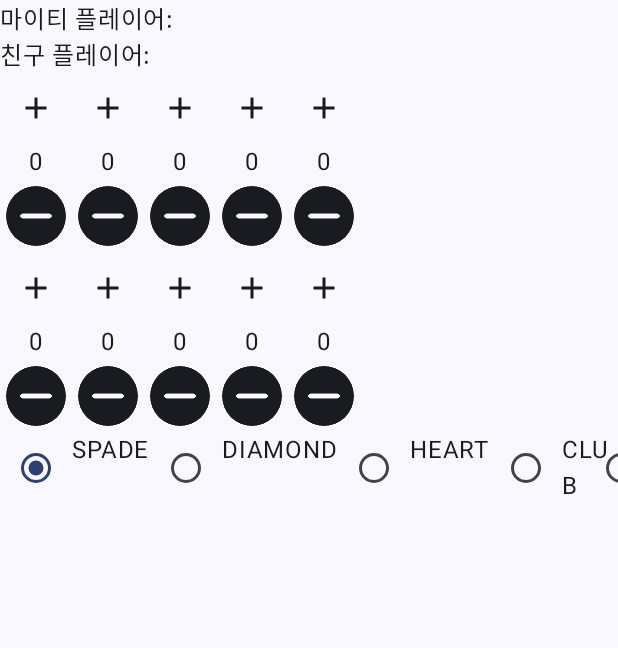
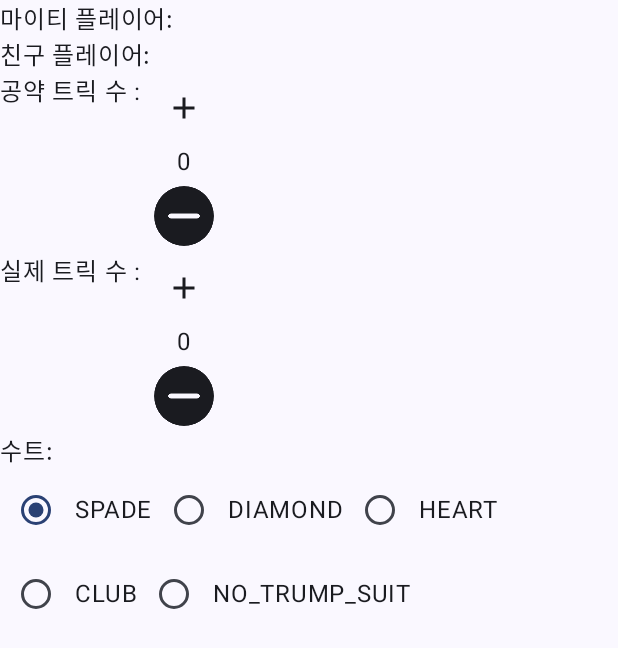
Before and after one commit to monopoly11141/Twoforyou_AllMighty, an Android app built with Jetpack Compose: the composable AddRoundScreen called with empty values, after a tap on "빼기", on a phone screen of 412 x 824 dp. Shown: the top 648 px of the screen. Run offline under Robolectric (Android 15) with nearby library versions, the phone set to English and light mode, and no system bars; our stand-ins replace Dagger/Hilt's generated code, Room's generated code; 1 other tap on this screen came first.

Commit message:
AddRoundScreen

```diff
--- a/app/src/main/java/com/example/twoforyou_allmighty/feature_record/presentation/add_round/AddRoundScreen.kt
+++ b/app/src/main/java/com/example/twoforyou_allmighty/feature_record/presentation/add_round/AddRoundScreen.kt
@@ -1,24 +1,17 @@
 package com.example.twoforyou_allmighty.feature_record.presentation.add_round
 
 import androidx.compose.foundation.layout.Column
-import androidx.compose.foundation.layout.Row
 import androidx.compose.foundation.layout.fillMaxSize
 import androidx.compose.foundation.layout.padding
-import androidx.compose.material3.RadioButton
 import androidx.compose.material3.Scaffold
-import androidx.compose.material3.Text
 import androidx.compose.runtime.Composable
 import androidx.compose.runtime.LaunchedEffect
-import androidx.compose.runtime.getValue
-import androidx.compose.runtime.mutableStateOf
-import androidx.compose.runtime.remember
-import androidx.compose.runtime.setValue
 import androidx.compose.ui.Modifier
 import androidx.hilt.navigation.compose.hiltViewModel
 import androidx.navigation.NavController
-import com.example.twoforyou_allmighty.feature_record.domain.model.helper.Trump_Suit
-import com.example.twoforyou_allmighty.feature_record.presentation.add_round.component.NumberCounterGroup
 import com.example.twoforyou_allmighty.feature_record.presentation.add_round.component.PlayerRadioGroup
+import com.example.twoforyou_allmighty.feature_record.presentation.add_round.component.TrickCounter
+import com.example.twoforyou_allmighty.feature_record.presentation.add_round.component.TrumpSuitRadioGroup
 
 @Composable
 fun AddRoundScreen(
@@ -45,7 +38,7 @@ fun AddRoundScreen(
             PlayerRadioGroup(
                 text = "마이티 플레이어: ",
                 playerList = recordState.value.record.players,
-                addRoundUiState.value.mightyPlayer,
+                selectedPlayer = addRoundUiState.value.mightyPlayer,
                 onClick = { player ->
                     viewModel.onEvent(AddRoundEvent.ChangedMightyPlayer(player))
                 }
@@ -54,26 +47,45 @@ fun AddRoundScreen(
             PlayerRadioGroup(
                 text = "친구 플레이어: ",
                 playerList = recordState.value.record.players,
-                addRoundUiState.value.friendPlayer,
+                selectedPlayer = addRoundUiState.value.friendPlayer,
                 onClick = { player ->
                     viewModel.onEvent(AddRoundEvent.ChangedFriendPlayer(player))
                 }
             )
 
-            NumberCounterGroup()
+            TrickCounter(
+                text = "공약 트릭 수 : ",
+                trickNumber = addRoundUiState.value.pledgeTrickNumber,
+                onPlusClick = {
+                    viewModel.onEvent(AddRoundEvent.ChangedPledgeTrickNumber(addRoundUiState.value.pledgeTrickNumber + 1))
+                },
+                onMinusClick = {
+                    if (addRoundUiState.value.pledgeTrickNumber > 0) {
+                        viewModel.onEvent(AddRoundEvent.ChangedPledgeTrickNumber(addRoundUiState.value.pledgeTrickNumber - 1))
+                    }
+                }
+            )
 
-            NumberCounterGroup()
+            TrickCounter(
+                text = "실제 트릭 수 : ",
+                trickNumber = addRoundUiState.value.actualTrickNumber,
+                onPlusClick = {
+                    viewModel.onEvent(AddRoundEvent.ChangedActualTrickNumber(addRoundUiState.value.actualTrickNumber + 1))
+                },
+                onMinusClick = {
+                    if (addRoundUiState.value.actualTrickNumber > 0) {
+                        viewModel.onEvent(AddRoundEvent.ChangedActualTrickNumber(addRoundUiState.value.actualTrickNumber - 1))
+                    }
+                },
+            )
 
-            var selectedTrumpSuitOption by remember { mutableStateOf(Trump_Suit.SPADE.name) }
-            Row() {
-                Trump_Suit.entries.forEach { trumpSuit ->
-                    RadioButton(
-                        selected = selectedTrumpSuitOption == trumpSuit.name,
-                        onClick = { selectedTrumpSuitOption = trumpSuit.name }
-                    )
-                    Text(trumpSuit.name)
+            TrumpSuitRadioGroup(
+                text = "수트: ",
+                selectedTrumpSuit = addRoundUiState.value.trumpSuit,
+                onClick = { trumpSuit ->
+                    viewModel.onEvent(AddRoundEvent.ChangedTrumpSuit(trumpSuit))
                 }
-            }
+            )
 
         }
     }
--- a/app/src/main/java/com/example/twoforyou_allmighty/feature_record/presentation/add_round/component/NumberCounterGroup.kt
+++ /dev/null
@@ -1,52 +0,0 @@
-package com.example.twoforyou_allmighty.feature_record.presentation.add_round.component
-
-import androidx.compose.foundation.layout.Arrangement
-import androidx.compose.foundation.layout.Column
-import androidx.compose.foundation.layout.Row
-import androidx.compose.foundation.layout.fillMaxWidth
-import androidx.compose.material.icons.Icons
-import androidx.compose.material.icons.filled.Add
-import androidx.compose.material3.Icon
-import androidx.compose.material3.IconButton
-import androidx.compose.material3.Text
-import androidx.compose.runtime.Composable
-import androidx.compose.runtime.mutableStateListOf
-import androidx.compose.runtime.remember
-import androidx.compose.ui.Alignment
-import androidx.compose.ui.Modifier
-import androidx.compose.ui.res.painterResource
-import com.example.twoforyou_allmighty.R
-
-@Composable
-fun NumberCounterGroup(modifier: Modifier = Modifier) {
-    val number = remember { mutableStateListOf(0, 0, 0, 0, 0) }
-    Row(
-        modifier = Modifier
-            .fillMaxWidth()
-    ) {
-        for (i in 0..4) {
-            Column(
-                verticalArrangement = Arrangement.Center,
-                horizontalAlignment = Alignment.CenterHorizontally
-            ) {
-                IconButton(onClick = { number[i]++ }) {
-                    Icon(
-                        imageVector = Icons.Filled.Add,
-                        contentDescription = "더하기"
-                    )
-                }
-
-                Text("${number[i]}")
-
-                IconButton(onClick = { if (number[i] > 0) number[i]-- }) {
-                    Icon(
-                        painter = painterResource(R.drawable.minus),
-                        contentDescription = "빼기"
-                    )
-                }
-            }
-        }
-
-    }
-
-}
--- /dev/null
+++ b/app/src/main/java/com/example/twoforyou_allmighty/feature_record/presentation/add_round/component/TrickCounter.kt
@@ -0,0 +1,58 @@
+package com.example.twoforyou_allmighty.feature_record.presentation.add_round.component
+
+import androidx.compose.foundation.layout.Arrangement
+import androidx.compose.foundation.layout.Column
+import androidx.compose.foundation.layout.Row
+import androidx.compose.foundation.layout.fillMaxWidth
+import androidx.compose.material.icons.Icons
+import androidx.compose.material.icons.filled.Add
+import androidx.compose.material3.Icon
+import androidx.compose.material3.IconButton
+import androidx.compose.material3.Text
+import androidx.compose.runtime.Composable
+import androidx.compose.ui.Alignment
+import androidx.compose.ui.Modifier
+import androidx.compose.ui.res.painterResource
+import com.example.twoforyou_allmighty.R
+
+@Composable
+fun TrickCounter(
+    modifier: Modifier = Modifier,
+    text : String,
+    trickNumber: Int,
+    onPlusClick: () -> Unit,
+    onMinusClick: () -> Unit
+) {
+    Row(
+        modifier = Modifier
+            .fillMaxWidth()
+    ) {
+        Text(
+            text = text
+        )
+
+        Column(
+            verticalArrangement = Arrangement.Center,
+            horizontalAlignment = Alignment.CenterHorizontally
+        ) {
+            IconButton(onClick = { onPlusClick() }) {
+                Icon(
+                    imageVector = Icons.Filled.Add,
+                    contentDescription = "더하기"
+                )
+            }
+
+            Text("${trickNumber}")
+
+            IconButton(onClick = { onMinusClick() }) {
+                Icon(
+                    painter = painterResource(R.drawable.minus),
+                    contentDescription = "빼기"
+                )
+            }
+        }
+
+
+    }
+
+}
--- /dev/null
+++ b/app/src/main/java/com/example/twoforyou_allmighty/feature_record/presentation/add_round/component/TrumpSuitRadioGroup.kt
@@ -0,0 +1,51 @@
+package com.example.twoforyou_allmighty.feature_record.presentation.add_round.component
+
+import androidx.compose.foundation.layout.ExperimentalLayoutApi
+import androidx.compose.foundation.layout.FlowRow
+import androidx.compose.foundation.layout.Row
+import androidx.compose.foundation.layout.fillMaxWidth
+import androidx.compose.foundation.layout.padding
+import androidx.compose.material3.MaterialTheme
+import androidx.compose.material3.RadioButton
+import androidx.compose.material3.Text
+import androidx.compose.runtime.Composable
+import androidx.compose.ui.Alignment
+import androidx.compose.ui.Modifier
+import androidx.compose.ui.unit.dp
+import androidx.hilt.navigation.compose.hiltViewModel
+import com.example.twoforyou_allmighty.feature_record.domain.model.helper.Trump_Suit
+import com.example.twoforyou_allmighty.feature_record.domain.model.player.Player
+import com.example.twoforyou_allmighty.feature_record.presentation.add_round.AddRoundViewModel
+
+@OptIn(ExperimentalLayoutApi::class)
+@Composable
+fun TrumpSuitRadioGroup(
+    text: String,
+    selectedTrumpSuit: Trump_Suit,
+    onClick: (Trump_Suit) -> Unit
+) {
+    Text(
+        text = text,
+    )
+    FlowRow(
+        modifier = Modifier
+            .fillMaxWidth()
+    ) {
+        Trump_Suit.entries.forEach { trumpSuit ->
+            Row(
+                verticalAlignment = Alignment.CenterVertically,
+                modifier = Modifier.padding(vertical = 4.dp)
+            ) {
+                RadioButton(
+                    selected = selectedTrumpSuit == trumpSuit,
+                    onClick = { onClick(trumpSuit) }
+                )
+                Text(
+                    text = trumpSuit.name,
+                    style = MaterialTheme.typography.bodyLarge,
+                    modifier = Modifier.padding(start = 2.dp)
+                )
+            }
+        }
+    }
+}
```
